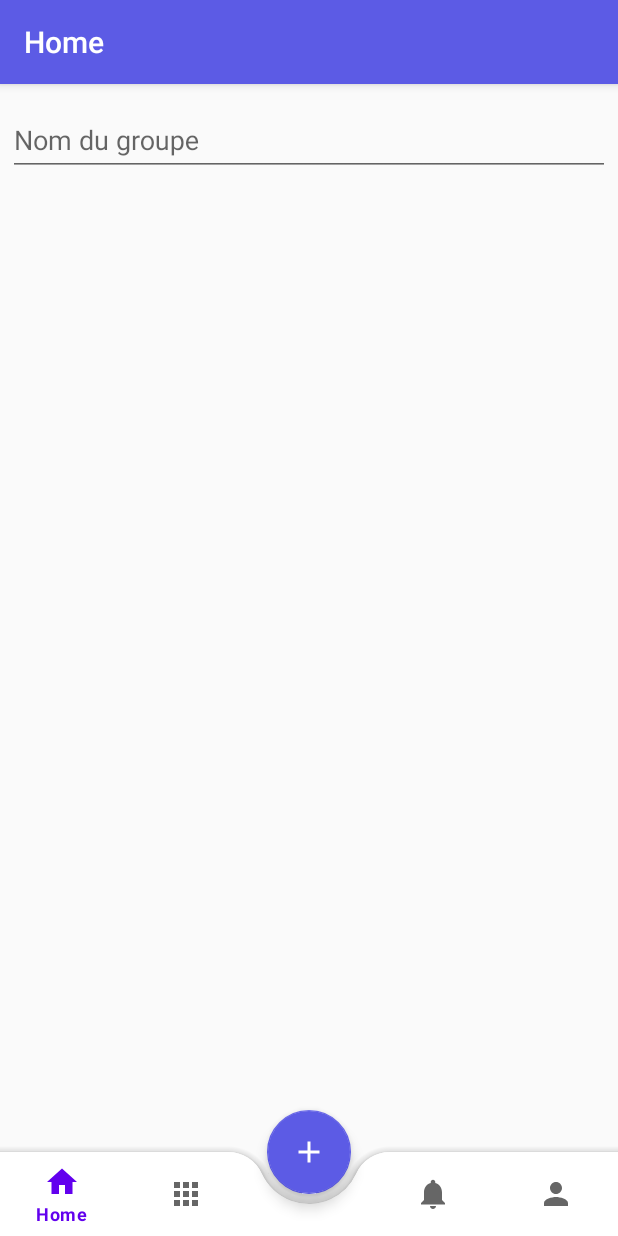
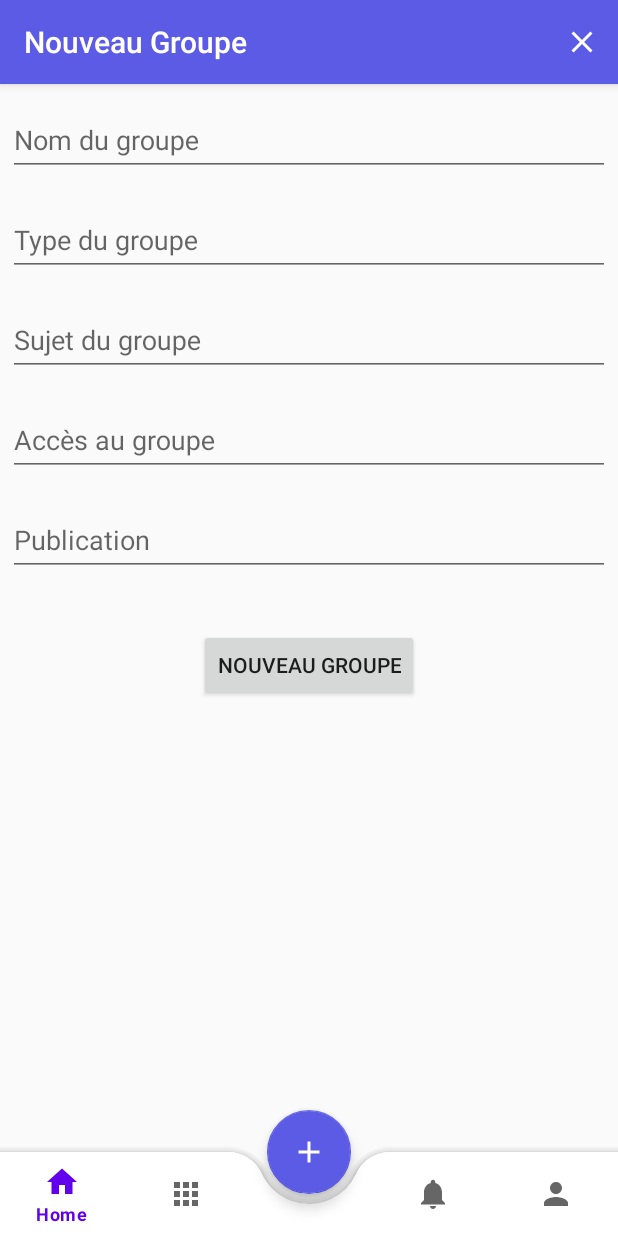
Before and after one commit to ETS-Android2/reseau-social-android, an Android app: the NewGroupFragment screen opened through its navigation route, on a phone screen of 412 x 824 dp. Run offline under Robolectric (Android 15) with nearby library versions, the phone set to English and light mode, and no system bars; our stand-ins replace navigation-ui; 2 statements that could not run were skipped.

Commit message:
Ajout formulaire prototype new group

```diff
--- a/SocialMediaProject/app/src/main/AndroidManifest.xml
+++ b/SocialMediaProject/app/src/main/AndroidManifest.xml
@@ -17,7 +17,6 @@
                   android:windowSoftInputMode="adjustNothing">
             <intent-filter>
                 <action android:name="android.intent.action.MAIN" />
-
                 <category android:name="android.intent.category.LAUNCHER" />
             </intent-filter>
         </activity>
--- a/SocialMediaProject/app/src/main/java/com/example/socialmediaproject/ui/newGroup/NewGroupFragment.java
+++ b/SocialMediaProject/app/src/main/java/com/example/socialmediaproject/ui/newGroup/NewGroupFragment.java
@@ -1,5 +1,6 @@
 package com.example.socialmediaproject.ui.newGroup;
 
+import androidx.appcompat.app.AppCompatActivity;
 import androidx.lifecycle.ViewModelProvider;
 
 import android.os.Bundle;
@@ -7,8 +8,12 @@ import android.os.Bundle;
 import androidx.annotation.NonNull;
 import androidx.annotation.Nullable;
 import androidx.fragment.app.Fragment;
+import androidx.navigation.fragment.NavHostFragment;
 
 import android.view.LayoutInflater;
+import android.view.Menu;
+import android.view.MenuInflater;
+import android.view.MenuItem;
 import android.view.View;
 import android.view.ViewGroup;
 
@@ -27,6 +32,11 @@ public class NewGroupFragment extends Fragment {
                              @Nullable Bundle savedInstanceState) {
         View view = inflater.inflate(R.layout.new_group_fragment, container, false);
 
+        // title fragment in the header
+        ((AppCompatActivity)getActivity()).getSupportActionBar().setTitle("Nouveau Groupe");
+        // affichage de la flèche retour en arrière dans le menu
+        ((AppCompatActivity) getActivity()).getSupportActionBar().setDisplayHomeAsUpEnabled(false);
+
         return view;
     }
 
@@ -37,4 +47,30 @@ public class NewGroupFragment extends Fragment {
         // TODO: Use the ViewModel
     }
 
+
+    @Override
+    public void onCreate(@Nullable Bundle savedInstanceState) {
+        setHasOptionsMenu(true);
+        super.onCreate(savedInstanceState);
+    }
+
+    @Override
+    public void onCreateOptionsMenu(@NonNull Menu menu, @NonNull MenuInflater inflater) {
+        // inflate menu
+        inflater.inflate(R.menu.close_menu, menu);
+        super.onCreateOptionsMenu(menu, inflater);
+    }
+
+    @Override
+    public boolean onOptionsItemSelected(@NonNull MenuItem item) {
+
+        switch(item.getItemId()) {
+            case R.id.close_menu_exit: // action sur la flèche de retour en arrière
+                getActivity().onBackPressed();
+                break;
+        }
+        return super.onOptionsItemSelected(item);
+    }
+
+
 }
--- /dev/null
+++ b/SocialMediaProject/app/src/main/res/drawable/ic_baseline_close_24.xml
@@ -0,0 +1,10 @@
+<vector xmlns:android="http://schemas.android.com/apk/res/android"
+    android:width="24dp"
+    android:height="24dp"
+    android:viewportWidth="24"
+    android:viewportHeight="24"
+    android:tint="?attr/colorControlNormal">
+  <path
+      android:fillColor="@android:color/white"
+      android:pathData="M19,6.41L17.59,5 12,10.59 6.41,5 5,6.41 10.59,12 5,17.59 6.41,19 12,13.41 17.59,19 19,17.59 13.41,12z"/>
+</vector>
--- a/SocialMediaProject/app/src/main/res/layout/fragment_on_boarding2.xml
+++ b/SocialMediaProject/app/src/main/res/layout/fragment_on_boarding2.xml
@@ -9,7 +9,7 @@
         android:id="@+id/imageView"
         android:layout_width="200dp"
         android:layout_height="200dp"
-        android:src="@drawable/img2"
+        android:src="@drawable/img1"
         app:layout_constraintHorizontal_bias=".3"
         app:layout_constraintVertical_bias=".3"
         app:layout_constraintBottom_toBottomOf="parent"
--- a/SocialMediaProject/app/src/main/res/layout/new_group_fragment.xml
+++ b/SocialMediaProject/app/src/main/res/layout/new_group_fragment.xml
@@ -22,13 +22,78 @@
                 android:hint="@string/group_name">
 
                 <com.google.android.material.textfield.TextInputEditText
-                    android:id="@+id/editText_email"
+                    android:id="@+id/editText_group_name"
                     android:layout_width="match_parent"
                     android:layout_height="wrap_content"
                     />
 
             </com.google.android.material.textfield.TextInputLayout>
-<!--
+
+            <com.google.android.material.textfield.TextInputLayout
+                android:id="@+id/label_group_type"
+                android:layout_width="match_parent"
+                android:layout_height="wrap_content"
+                android:layout_margin="5dp"
+                android:hint="@string/group_type"
+                android:layout_below="@+id/label_group_name">
+
+                <com.google.android.material.textfield.TextInputEditText
+                    android:id="@+id/editText_group_type"
+                    android:layout_width="match_parent"
+                    android:layout_height="wrap_content"
+                    />
+
+            </com.google.android.material.textfield.TextInputLayout>
+
+            <com.google.android.material.textfield.TextInputLayout
+                android:id="@+id/label_group_subject"
+                android:layout_width="match_parent"
+                android:layout_height="wrap_content"
+                android:layout_margin="5dp"
+                android:hint="@string/group_subject"
+                android:layout_below="@+id/label_group_type">
+
+                <com.google.android.material.textfield.TextInputEditText
+                    android:id="@+id/editText_group_subject"
+                    android:layout_width="match_parent"
+                    android:layout_height="wrap_content"
+                    />
+
+            </com.google.android.material.textfield.TextInputLayout>
+
+            <com.google.android.material.textfield.TextInputLayout
+                android:id="@+id/label_group_access"
+                android:layout_width="match_parent"
+                android:layout_height="wrap_content"
+                android:layout_margin="5dp"
+                android:hint="@string/group_access"
+                android:layout_below="@+id/label_group_subject">
+
+                <com.google.android.material.textfield.TextInputEditText
+                    android:id="@+id/editText_group_access"
+                    android:layout_width="match_parent"
+                    android:layout_height="wrap_content"
+                    />
+
+            </com.google.android.material.textfield.TextInputLayout>
+
+            <com.google.android.material.textfield.TextInputLayout
+                android:id="@+id/label_group_publication"
+                android:layout_width="match_parent"
+                android:layout_height="wrap_content"
+                android:layout_margin="5dp"
+                android:hint="@string/group_publication"
+                android:layout_below="@+id/label_group_access">
+
+                <com.google.android.material.textfield.TextInputEditText
+                    android:id="@+id/editText_group_publication"
+                    android:layout_width="match_parent"
+                    android:layout_height="wrap_content"
+                    />
+
+            </com.google.android.material.textfield.TextInputLayout>
+
+            <!--
             <com.google.android.material.textfield.TextInputLayout
                 android:id="@+id/menu"
                 style="@style/Widget.MaterialComponents.TextInputLayout.FilledBox.ExposedDropdownMenu"
@@ -43,7 +108,16 @@
 
             </com.google.android.material.textfield.TextInputLayout>
 -->
+            <Button
+                android:id="@+id/button_update_informations"
+                android:layout_width="wrap_content"
+                android:layout_height="wrap_content"
 
+                android:layout_centerHorizontal="true"
+                android:layout_marginTop="30dp"
+                android:layout_below="@+id/label_group_publication"
+
+                android:text="@string/btn_create_groupe"/>
 
         </RelativeLayout>
 
--- /dev/null
+++ b/SocialMediaProject/app/src/main/res/menu/close_menu.xml
@@ -0,0 +1,8 @@
+<?xml version="1.0" encoding="utf-8"?>
+<menu xmlns:android="http://schemas.android.com/apk/res/android"
+    xmlns:app="http://schemas.android.com/apk/res-auto">
+    <item android:id="@+id/close_menu_exit"
+        android:icon="@drawable/ic_baseline_close_24"
+        android:title="Item 1"
+        app:showAsAction="ifRoom"/>
+</menu>
--- a/SocialMediaProject/app/src/main/res/values/strings.xml
+++ b/SocialMediaProject/app/src/main/res/values/strings.xml
@@ -76,4 +76,9 @@
     <string name="nom_du_groupe">Nom du groupe</string>
     <string name="group_name">Nom du groupe</string>
     <string name="type_groupe">Type de groupe</string>
+    <string name="btn_create_groupe">Nouveau groupe</string>
+    <string name="group_type">Type du groupe</string>
+    <string name="group_subject">Sujet du groupe</string>
+    <string name="group_access">Accès au groupe</string>
+    <string name="group_publication">Publication</string>
 </resources>
```
Also changed, not shown: 1 other file.
